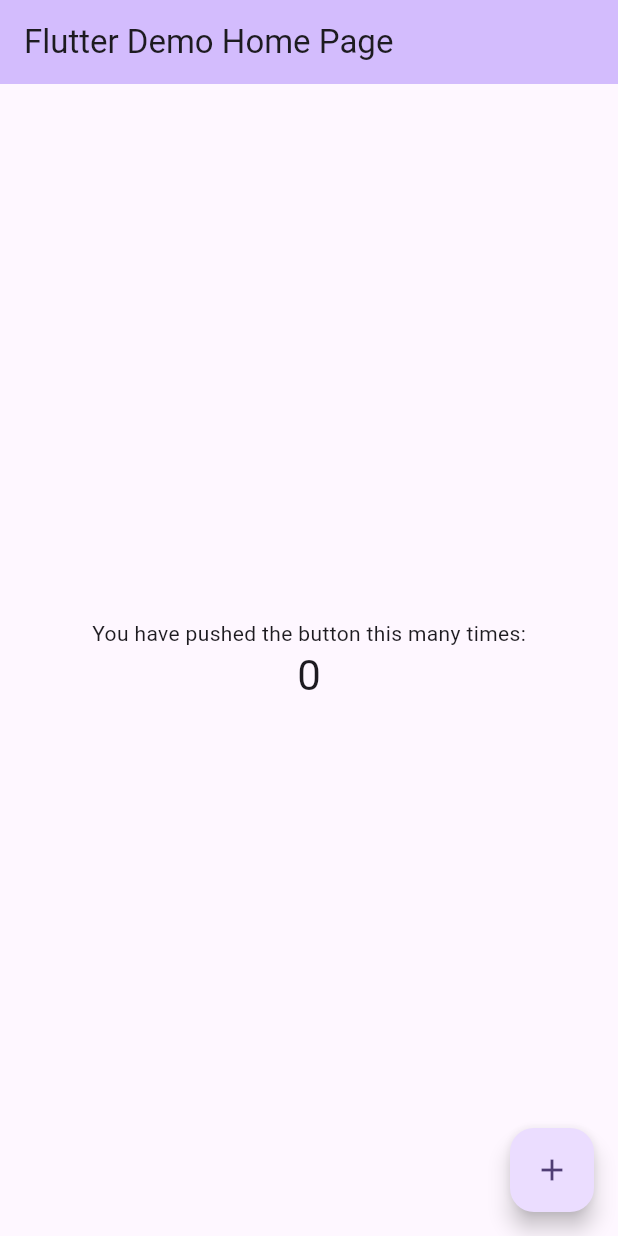
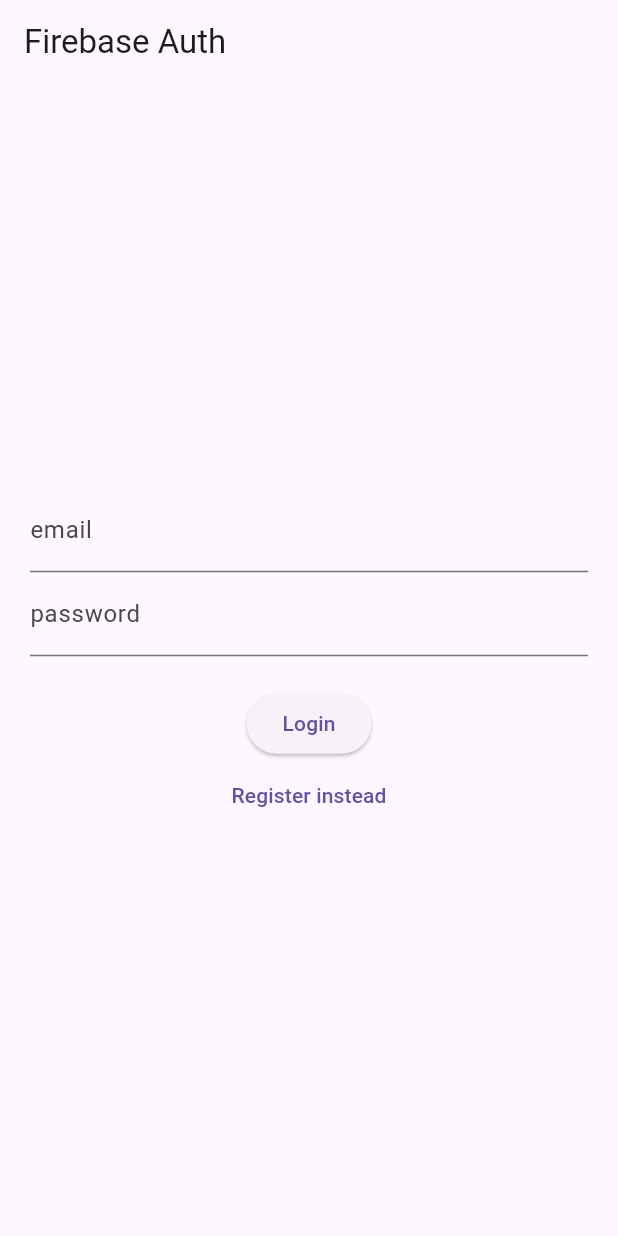
Before and after one commit to 6510615252/cn322-project, a Flutter app: the screen it shows after launch, on a phone screen of 412 x 824 dp. Run offline on Flutter 3.47's test engine with Material 3 defaults, Android fonts, the phone set to English and light mode, and no system bars; our stand-ins replace firebase_auth, firebase_core, flutter_dotenv; accounts and stored records are empty.

Commit message:
login register

```diff
--- /dev/null
+++ b/lib/auth.dart
@@ -0,0 +1,33 @@
+import 'package:firebase_auth/firebase_auth.dart';
+
+class Auth {
+  final FirebaseAuth _firebaseAuth = FirebaseAuth.instance;
+
+  User? get currentUser => _firebaseAuth.currentUser;
+
+  Stream<User?> get authStateChanges => _firebaseAuth.authStateChanges();
+
+  Future<void> signInWithEmailAndPassword({
+    required String email,
+    required String password,
+  }) async {
+    await _firebaseAuth.signInWithEmailAndPassword(
+      email: email,
+      password: password
+      );
+  }
+
+  Future<void> createUserWithEmailAndPassword({
+    required String email,
+    required String password,
+  }) async {
+    await _firebaseAuth.createUserWithEmailAndPassword(
+      email: email,
+      password: password
+      );
+  }
+
+  Future<void> signOut() async {
+    await _firebaseAuth.signOut();
+  }
+}
--- a/lib/main.dart
+++ b/lib/main.dart
@@ -1,135 +1,24 @@
 import 'package:flutter/material.dart';
 import 'package:firebase_core/firebase_core.dart';
-import 'package:flutter_dotenv/flutter_dotenv.dart';
-import 'firebase_options.dart';
+import 'package:outstragram/widget_tree.dart';
 
-void main() async {
+Future<void> main() async {
   WidgetsFlutterBinding.ensureInitialized();
-  await dotenv.load(fileName: ".env");
-
-  await Firebase.initializeApp(
-    options: DefaultFirebaseOptions.currentPlatform,
-  );
-
-  runApp(MyApp());
+  await Firebase.initializeApp();
+  runApp(const MyApp());
 }
 
 class MyApp extends StatelessWidget {
   const MyApp({super.key});
 
-  // This widget is the root of your application.
   @override
   Widget build(BuildContext context) {
     return MaterialApp(
-      title: 'Flutter Demo',
+      debugShowCheckedModeBanner: false,
       theme: ThemeData(
-        // This is the theme of your application.
-        //
-        // TRY THIS: Try running your application with "flutter run". You'll see
-        // the application has a purple toolbar. Then, without quitting the app,
-        // try changing the seedColor in the colorScheme below to Colors.green
-        // and then invoke "hot reload" (save your changes or press the "hot
-        // reload" button in a Flutter-supported IDE, or press "r" if you used
-        // the command line to start the app).
-        //
-        // Notice that the counter didn't reset back to zero; the application
-        // state is not lost during the reload. To reset the state, use hot
-        // restart instead.
-        //
-        // This works for code too, not just values: Most code changes can be
-        // tested with just a hot reload.
-        colorScheme: ColorScheme.fromSeed(seedColor: Colors.deepPurple),
-        useMaterial3: true,
+        primarySwatch: Colors.orange,
       ),
-      home: const MyHomePage(title: 'Flutter Demo Home Page'),
+      home: const WidgetTree(),
     );
   }
 }
-
-class MyHomePage extends StatefulWidget {
-  const MyHomePage({super.key, required this.title});
-
-  // This widget is the home page of your application. It is stateful, meaning
-  // that it has a State object (defined below) that contains fields that affect
-  // how it looks.
-
-  // This class is the configuration for the state. It holds the values (in this
-  // case the title) provided by the parent (in this case the App widget) and
-  // used by the build method of the State. Fields in a Widget subclass are
-  // always marked "final".
-
-  final String title;
-
-  @override
-  State<MyHomePage> createState() => _MyHomePageState();
-}
-
-class _MyHomePageState extends State<MyHomePage> {
-  int _counter = 0;
-
-  void _incrementCounter() {
-    setState(() {
-      // This call to setState tells the Flutter framework that something has
-      // changed in this State, which causes it to rerun the build method below
-      // so that the display can reflect the updated values. If we changed
-      // _counter without calling setState(), then the build method would not be
-      // called again, and so nothing would appear to happen.
-      _counter++;
-    });
-  }
-
-  @override
-  Widget build(BuildContext context) {
-    // This method is rerun every time setState is called, for instance as done
-    // by the _incrementCounter method above.
-    //
-    // The Flutter framework has been optimized to make rerunning build methods
-    // fast, so that you can just rebuild anything that needs updating rather
-    // than having to individually change instances of widgets.
-    return Scaffold(
-      appBar: AppBar(
-        // TRY THIS: Try changing the color here to a specific color (to
-        // Colors.amber, perhaps?) and trigger a hot reload to see the AppBar
-        // change color while the other colors stay the same.
-        backgroundColor: Theme.of(context).colorScheme.inversePrimary,
-        // Here we take the value from the MyHomePage object that was created by
-        // the App.build method, and use it to set our appbar title.
-        title: Text(widget.title),
-      ),
-      body: Center(
-        // Center is a layout widget. It takes a single child and positions it
-        // in the middle of the parent.
-        child: Column(
-          // Column is also a layout widget. It takes a list of children and
-          // arranges them vertically. By default, it sizes itself to fit its
-          // children horizontally, and tries to be as tall as its parent.
-          //
-          // Column has various properties to control how it sizes itself and
-          // how it positions its children. Here we use mainAxisAlignment to
-          // center the children vertically; the main axis here is the vertical
-          // axis because Columns are vertical (the cross axis would be
-          // horizontal).
-          //
-          // TRY THIS: Invoke "debug painting" (choose the "Toggle Debug Paint"
-          // action in the IDE, or press "p" in the console), to see the
-          // wireframe for each widget.
-          mainAxisAlignment: MainAxisAlignment.center,
-          children: <Widget>[
-            const Text(
-              'You have pushed the button this many times:',
-            ),
-            Text(
-              '$_counter',
-              style: Theme.of(context).textTheme.headlineMedium,
-            ),
-          ],
-        ),
-      ),
-      floatingActionButton: FloatingActionButton(
-        onPressed: _incrementCounter,
-        tooltip: 'Increment',
-        child: const Icon(Icons.add),
-      ), // This trailing comma makes auto-formatting nicer for build methods.
-    );
-  }
-}
--- /dev/null
+++ b/lib/pages/login_register_page.dart
@@ -0,0 +1,105 @@
+import 'package:flutter/material.dart';
+import 'package:firebase_auth/firebase_auth.dart';
+import '../auth.dart';
+
+class LoginPage extends StatefulWidget {
+  const LoginPage({super.key});
+
+  @override
+  State<LoginPage> createState() => _LoginPageState();
+}
+
+class _LoginPageState extends State<LoginPage> {
+  String? errorMessage = '';
+  bool isLogin = true;
+
+  final TextEditingController _controllerEmail = TextEditingController();
+  final TextEditingController _controllerPassword = TextEditingController();
+
+  Future<void> signInWithEmailAndPassword() async {
+    try {
+      await Auth().signInWithEmailAndPassword(
+        email: _controllerEmail.text,
+        password: _controllerPassword.text
+      );
+    } on FirebaseAuthException catch (e) {
+      setState(() {
+        errorMessage = e.message;
+      });
+    }
+  }
+
+  Future<void> createUserWithEmailAndPassword() async {
+     try {
+      await Auth().createUserWithEmailAndPassword(
+        email: _controllerEmail.text,
+        password: _controllerPassword.text
+      );
+    } on FirebaseAuthException catch (e) {
+      setState(() {
+        errorMessage = e.message;
+      });
+    }
+  }
+
+  Widget _title() {
+    return const Text("Firebase Auth");
+  }
+
+  Widget _entryField(
+    String title,
+    TextEditingController controller,
+    ) {
+      return TextField(
+        controller:  controller,
+        decoration: InputDecoration(
+          labelText: title,
+        ),
+      );
+  }
+
+  Widget _errorMessage() {
+    return Text(errorMessage == ''? '': 'Humm? $errorMessage');
+  }
+
+  Widget _submitButton() {
+    return ElevatedButton(
+      onPressed: isLogin ? signInWithEmailAndPassword : createUserWithEmailAndPassword,
+      child: Text(isLogin ? "Login" : "Register"));
+  }
+  Widget _loginOrRegisterButton() {
+    return TextButton(
+      onPressed: () {
+        setState(() {
+          isLogin = !isLogin;
+        });
+      },
+      child:  Text(isLogin ? "Register instead" : "Login instead"));
+  }
+
+
+  @override
+  Widget build(BuildContext context) {
+    return Scaffold(
+      appBar: AppBar(
+        title: _title(),
+      ),
+      body: Container(
+        height: double.infinity,
+        width: double.infinity,
+        padding: const EdgeInsets.all(20),
+        child: Column(
+          crossAxisAlignment: CrossAxisAlignment.center,
+          mainAxisAlignment: MainAxisAlignment.center,
+          children: <Widget>[
+            _entryField("email", _controllerEmail),
+            _entryField("password", _controllerPassword),
+            _errorMessage(),
+            _submitButton(),
+            _loginOrRegisterButton(),
+          ],
+        )
+      ),
+    );
+  }
+}
--- /dev/null
+++ b/lib/widget_tree.dart
@@ -0,0 +1,27 @@
+import 'package:flutter/material.dart';
+import 'package:outstragram/auth.dart';
+import 'package:outstragram/pages/home_page.dart';
+import 'package:outstragram/pages/login_register_page.dart';
+
+class WidgetTree extends StatefulWidget {
+  const WidgetTree({super.key});
+
+  @override
+  State<WidgetTree> createState() => _WidgetTreeState();
+}
+
+class _WidgetTreeState extends State<WidgetTree> {
+  @override
+  Widget build(BuildContext context) {
+    return StreamBuilder(
+      stream: Auth().authStateChanges,
+      builder: (context, snapshot) {
+        if (snapshot.hasData) {
+          return HomePage();
+        } else {
+          return const LoginPage();
+        }
+      },
+    );
+  }
+}
--- a/pubspec.yaml
+++ b/pubspec.yaml
@@ -37,6 +37,7 @@
   cupertino_icons: ^1.0.8
   firebase_core: ^3.12.0
   flutter_dotenv: ^5.2.1
+  firebase_auth: ^5.5.1
 
 dev_dependencies:
   flutter_test:
```
Also changed, not shown: lib/pages/home_page.dart (added, +50 -0 lines), pubspec.lock.
